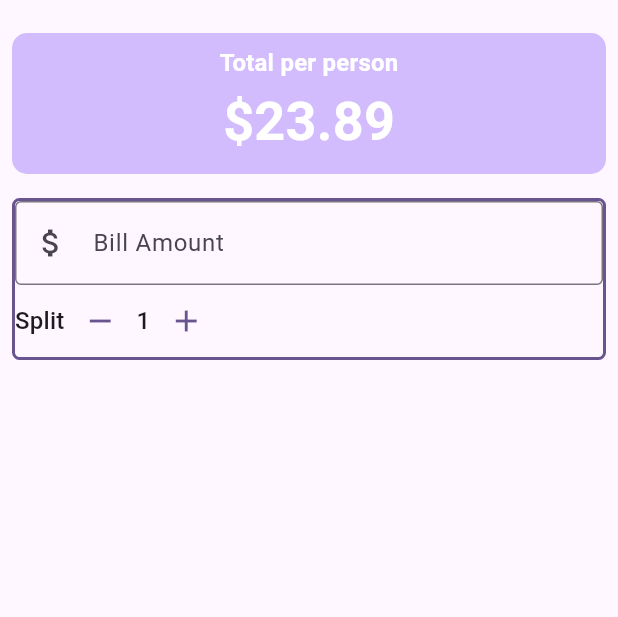
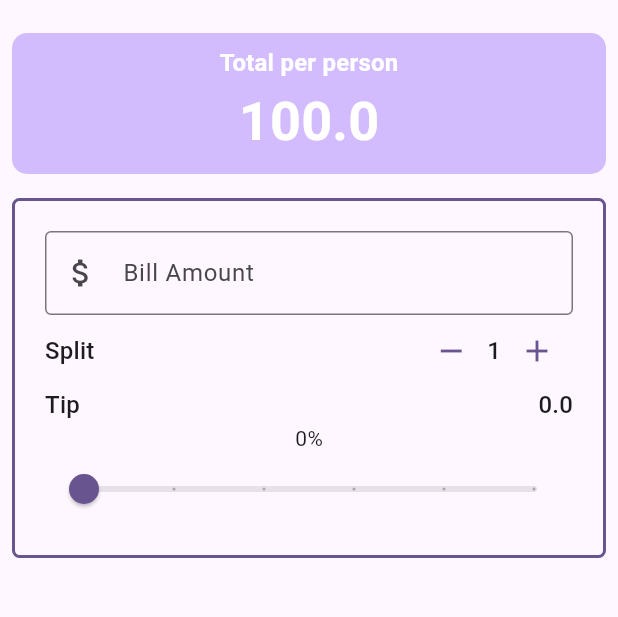
Before and after one commit to cwong8751/flutter-tip-calculator, a Flutter app: the screen it shows after launch, on a phone screen of 412 x 824 dp, the part 63-680 px from its top. Run offline on Flutter 3.47's test engine with Material 3 defaults, Android fonts, the phone set to English and light mode, and no system bars.

Commit message:
section 6 42

```diff
--- a/utip/lib/main.dart
+++ b/utip/lib/main.dart
@@ -1,5 +1,7 @@
 import 'package:flutter/material.dart';
+import 'package:utip/widgets/bill_amount_field.dart';
 import 'package:utip/widgets/person_counter.dart';
+import 'package:utip/widgets/tip_slider.dart';
 
 void main() {
   runApp(const MyApp());
@@ -29,6 +31,16 @@ class UTip extends StatefulWidget {
 
 class _UTipState extends State<UTip> {
   int _personCount = 1;
+  double _tipPercentage = 0.0;
+  double _billTotal = 100;
+
+  double totalPerPerson() {
+    return ((_billTotal * (1 + _tipPercentage)) / _personCount).roundToDouble();
+  }
+
+  double totalTip() {
+    return ((_billTotal * _tipPercentage));
+  }
 
   // Methods
   void increment() {
@@ -39,7 +51,7 @@ class _UTipState extends State<UTip> {
 
   void decrement() {
     setState(() {
-      if (_personCount > 0) {
+      if (_personCount > 1) {
         _personCount--;
       }
     });
@@ -48,8 +60,11 @@ class _UTipState extends State<UTip> {
   @override
   Widget build(BuildContext context) {
     var theme = Theme.of(context);
+    double total = totalPerPerson();
+    double totalT = totalTip();
     final style = theme.textTheme.titleMedium!.copyWith(
         color: theme.colorScheme.onPrimary, fontWeight: FontWeight.bold);
+
     return Scaffold(
         appBar: AppBar(title: Text('UTip')),
         body: Column(
@@ -69,7 +84,7 @@ class _UTipState extends State<UTip> {
                           style: style,
                         ),
                         Text(
-                          "\$23.89",
+                          "$total",
                           style: style.copyWith(
                               color: theme.colorScheme.onPrimary,
                               fontSize: theme.textTheme.displaySmall?.fontSize),
@@ -79,23 +94,24 @@ class _UTipState extends State<UTip> {
             Padding(
               padding: const EdgeInsets.all(8.0),
               child: Container(
+                padding: const EdgeInsets.all(20),
                 decoration: BoxDecoration(
                     borderRadius: BorderRadius.circular(5),
                     border:
                         Border.all(color: theme.colorScheme.primary, width: 2)),
                 child: Column(
                   children: [
-                    TextField(
-                        decoration: const InputDecoration(
-                            border: OutlineInputBorder(),
-                            prefixIcon: Icon(Icons.attach_money),
-                            labelText: 'Bill Amount'),
-                        keyboardType: TextInputType.number,
-                        onChanged: (String value) {
-                          print('Value:  $value.');
-                        }),
+                    BillAmountField(
+                      billAmount: _billTotal.toString(),
+                      onChanged: (value) {
+                        setState(() {
+                          _billTotal = double.parse(value);
+                        });
+                      },
+                    ),
                     // Split bill area
                     Row(
+                      mainAxisAlignment: MainAxisAlignment.spaceBetween,
                       children: [
                         Text(
                           'Split',
@@ -106,9 +122,34 @@ class _UTipState extends State<UTip> {
                           personCount: _personCount,
                           onDecrement: decrement,
                           onIncrement: increment,
+                        ),
+                      ],
+                    ),
+                    // tip section
+                    Row(
+                      mainAxisAlignment: MainAxisAlignment.spaceBetween,
+                      children: [
+                        Text(
+                          'Tip',
+                          style: theme.textTheme.titleMedium,
+                        ),
+                        Text(
+                          "$totalT",
+                          style: theme.textTheme.titleMedium,
                         )
                       ],
-                    )
+                    ),
+
+                    // slider text
+                    Text('${(_tipPercentage * 100).round()}%'),
+                    TipSlider(
+                      tipPercentage: _tipPercentage,
+                      onChanged: (double value) {
+                        setState(() {
+                          _tipPercentage = value;
+                        });
+                      },
+                    ),
                   ],
                 ),
               ),
--- /dev/null
+++ b/utip/lib/widgets/bill_amount_field.dart
@@ -0,0 +1,25 @@
+import 'package:flutter/material.dart';
+
+class BillAmountField extends StatelessWidget {
+  const BillAmountField({
+    super.key,
+    required this.billAmount,
+    required this.onChanged,
+  });
+
+  final String billAmount;
+  final ValueChanged<String> onChanged;
+
+  @override
+  Widget build(BuildContext context) {
+    return TextField(
+        decoration: const InputDecoration(
+            border: OutlineInputBorder(),
+            prefixIcon: Icon(Icons.attach_money),
+            labelText: 'Bill Amount'),
+        keyboardType: TextInputType.number,
+        onChanged: (String value) {
+          onChanged(value);
+        });
+  }
+}
--- /dev/null
+++ b/utip/lib/widgets/tip_slider.dart
@@ -0,0 +1,24 @@
+import 'package:flutter/material.dart';
+
+class TipSlider extends StatelessWidget {
+  const TipSlider({
+    super.key,
+    required double tipPercentage,
+    required this.onChanged,
+  }) : _tipPercentage = tipPercentage;
+
+  final double _tipPercentage;
+  final ValueChanged<double> onChanged;
+
+  @override
+  Widget build(BuildContext context) {
+    return Slider(
+      value: _tipPercentage,
+      onChanged: onChanged,
+      min: 0.0,
+      divisions: 5,
+      max: 0.5,
+      label: '${(_tipPercentage * 100).round()}',
+    );
+  }
+}
```
